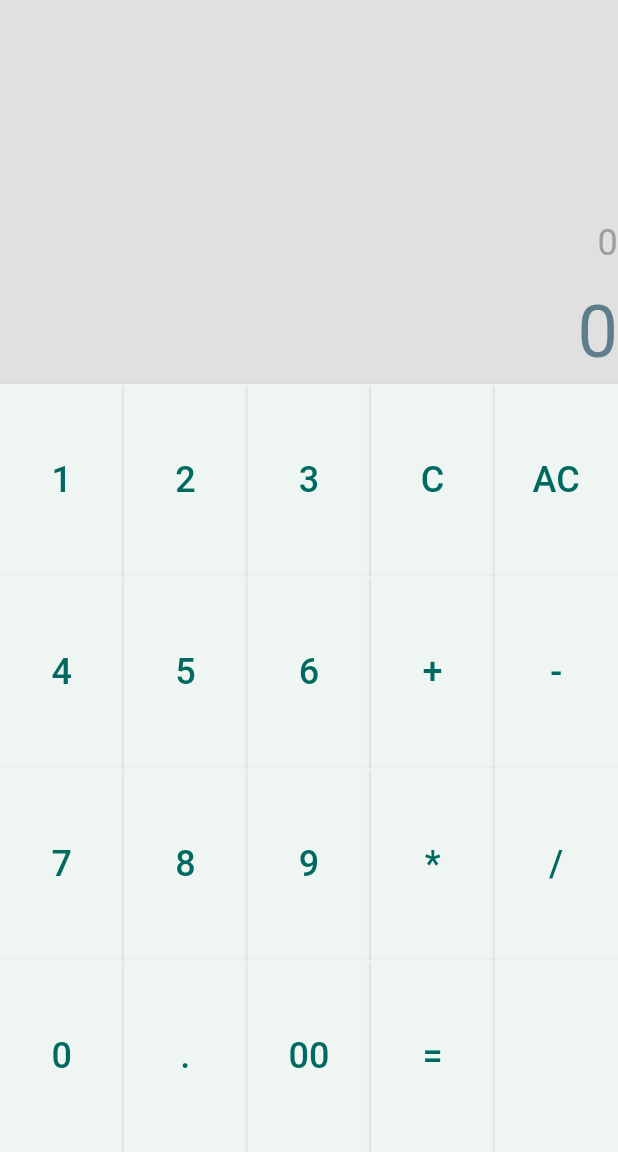
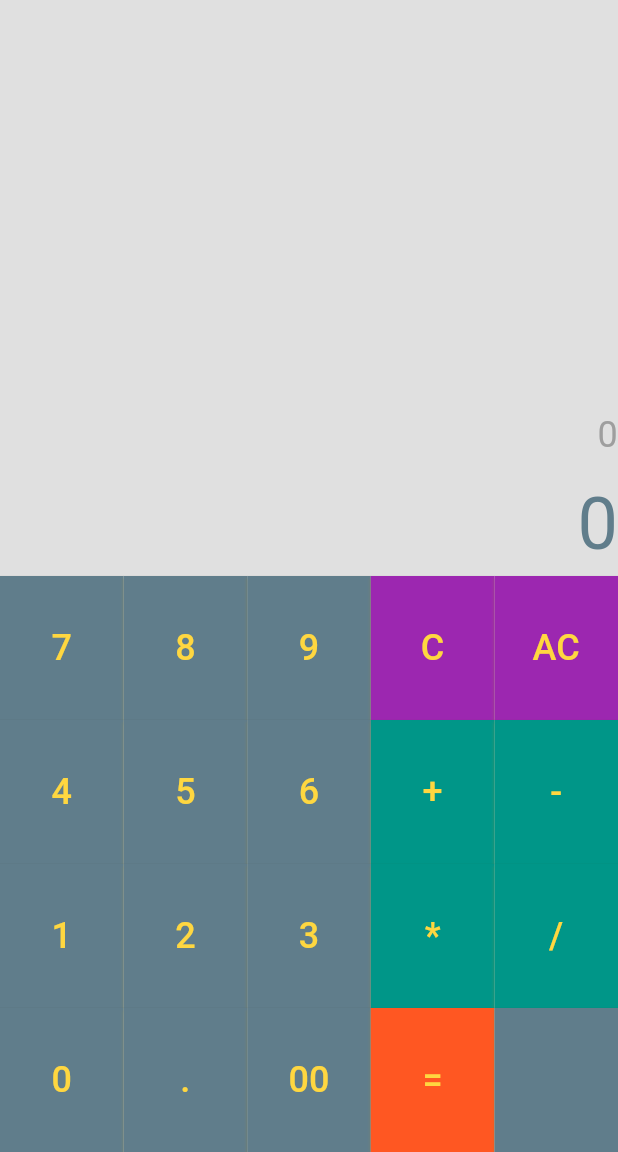
Before and after one commit to KellyBRENER/piscine_mobile_42, a Flutter app: the screen it shows after launch, on a phone screen of 412 x 824 dp, the part 84-1236 px from its top. Run offline on Flutter 3.47's test engine with Material 3 defaults, Android fonts, the light colour scheme and no system bars.

Commit message:
ex02_appearance_and_debug_feature

```diff
--- a/mobileModule00/ex02/lib/main.dart
+++ b/mobileModule00/ex02/lib/main.dart
@@ -7,11 +7,9 @@ void main() {
 class MyApp extends StatelessWidget {
   const MyApp({super.key});
 
-  // This widget is the root of your application.
   @override
   Widget build(BuildContext context) {
     return MaterialApp(
-      //widget à la base de l'arbre des widget
       title: 'Calculator',
       theme: ThemeData(
         colorScheme: ColorScheme.fromSeed(seedColor: Colors.teal),
@@ -26,13 +24,12 @@ class MyHomePage extends StatelessWidget {
 
   @override
   Widget build(BuildContext context) {
-    // Constrain the overall app size, and make the Scaffold body fill the
-    // remaining space below the AppBar by using SafeArea + SizedBox.expand.
-    return Scaffold(
+    return SafeArea(
+
+	  child: Scaffold(
 		  appBar: MyAppBar(),
-        // Use a SizedBox.expand so the body takes all available space under
-        // the AppBar and there is no empty gap at the bottom.
 		  body: const MyCalculator(),
+			),
 	);
 		}
 }
@@ -81,7 +78,7 @@ class _MyCalculatorState extends State<MyCalculator> {
             resultText: _result,
           ),
         ),
-        Expanded(flex: 2, child: _ButtonLayout(onTapped: _handleButtonPress)),
+        Expanded(flex: 1, child: _ButtonLayout(onTapped: _handleButtonPress)),
       ],
     );
   }
@@ -142,9 +139,9 @@ class _ButtonLayout extends StatelessWidget {
     return Column(
 		mainAxisSize: MainAxisSize.max,
       children: [
-        Expanded(child: _buildButtonRow(['1', '2', '3', 'C', 'AC'])),
+        Expanded(child: _buildButtonRow(['7', '8', '9', 'C', 'AC'])),
         Expanded(child: _buildButtonRow(['4', '5', '6', '+', '-'])),
-        Expanded(child: _buildButtonRow(['7', '8', '9', '*', '/'])),
+        Expanded(child: _buildButtonRow(['1', '2', '3', '*', '/'])),
         Expanded(child: _buildButtonRow(['0', '.', '00', '=', ''])),
       ],
     );
@@ -154,7 +151,19 @@ class _ButtonLayout extends StatelessWidget {
     return Row(
 		crossAxisAlignment: CrossAxisAlignment.stretch,
 		children: buttonLabels.map((label) {
-        return CalculatorButton(label: label, onTapped: () => onTapped(label));
+			Color buttonColor = Colors.blueGrey;
+			if (['+', '-','*','/'].contains(label)) {
+				buttonColor = Colors.teal;
+			} else if (label == '=') {
+				buttonColor = Colors.deepOrange;
+			} else if (['C', 'AC'].contains(label)) {
+				buttonColor = Colors.purple;
+			}
+			return CalculatorButton(
+				label: label,
+				onTapped: () => onTapped(label),
+				color : buttonColor,
+				);
 			}).toList(),
 		);
   }
@@ -163,21 +172,30 @@ class _ButtonLayout extends StatelessWidget {
 class CalculatorButton extends StatelessWidget {
   final String label;
   final VoidCallback onTapped;
+  final Color color;
 
   const CalculatorButton({
     required this.label,
-    required this.onTapped, super.key});
+    required this.onTapped,
+	this.color = Colors.blueGrey,
+	super.key});
 
   @override
   Widget build(BuildContext context) {
     return Expanded(
       child: ElevatedButton(
-        onPressed: onTapped,
+        onPressed:() {
+			onTapped;
+			print("'$label'");
+		},
         style: ElevatedButton.styleFrom(
           shape: const BeveledRectangleBorder(),
 		  padding: EdgeInsets.zero,
+		  backgroundColor: color,
+		  shadowColor: Colors.amberAccent,
+		  foregroundColor: Colors.amberAccent,
         ),
-        child: Text(label, style: const TextStyle(fontSize: 24)),
+        child: Text(label, style: const TextStyle(fontSize: 24), selectionColor: Colors.amberAccent),
       ),
     );
   }
```
Lines whose indentation alone changed are shown as unchanged.
